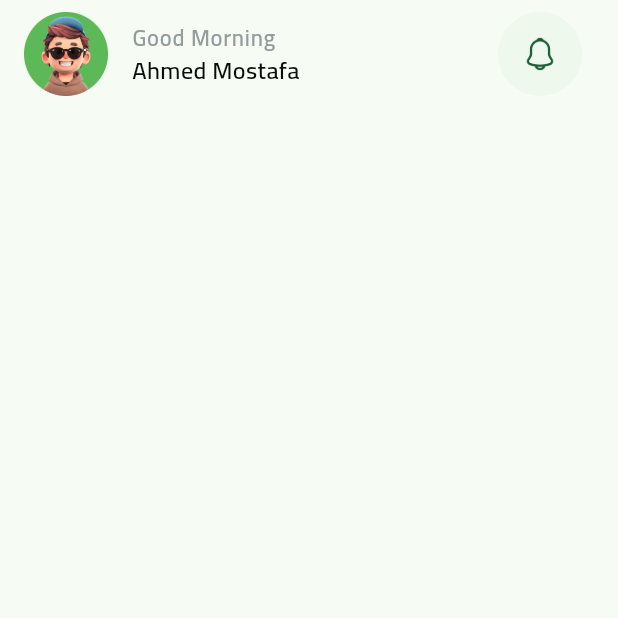
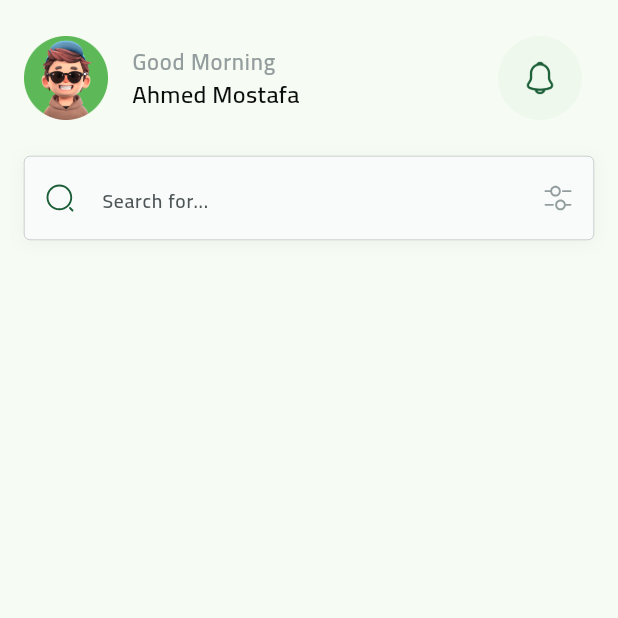
Before and after one commit to Malamrousi/fruits_hub_ecommerce_app, a Flutter app: the HomeView screen opened by its route, on a phone screen of 412 x 824 dp, the top half of it. Run offline on Flutter 3.47's test engine with Material 3 defaults, Android fonts, the phone set to English and light mode, and no system bars; our stand-ins replace cloud_firestore, dartz, dots_indicator, firebase_auth, firebase_core, flutter_bloc and 6 more; missing offline and left inert: flutter_facebook_auth; accounts and stored records are empty.

Commit message:
create search  text form filed

```diff
--- a/lib/core/utils/app_images.dart
+++ b/lib/core/utils/app_images.dart
@@ -17,6 +17,10 @@ class Assets {
   /// Assets for imagesFacebooksvg
   /// assets/images/facebooksvg.svg
   static const String imagesFacebooksvg = "assets/images/facebooksvg.svg";
+
+  /// Assets for imagesFiltter
+  /// assets/images/filtter.svg
+  static const String imagesFiltter = "assets/images/filtter.svg";
 
   /// Assets for imagesFruitBasket1
   /// assets/images/fruit_basket1.svg
@@ -50,6 +54,10 @@ class Assets {
   /// assets/images/plant.svg
   static const String imagesPlant = "assets/images/plant.svg";
 
+  /// Assets for imagesSearch
+  /// assets/images/search.svg
+  static const String imagesSearch = "assets/images/search.svg";
+
   /// Assets for imagesSplashButton
   /// assets/images/splash_button.svg
   static const String imagesSplashButton = "assets/images/splash_button.svg";
--- /dev/null
+++ b/lib/core/widgets/search_text_filed.dart
@@ -0,0 +1,69 @@
+import 'package:flutter/material.dart';
+import 'package:flutter_svg/svg.dart';
+import 'package:fruit_hub/core/utils/app_images.dart';
+
+import '../../generated/l10n.dart';
+import '../utils/app_styles.dart';
+import '../utils/color_manger.dart';
+
+class SearchTextField extends StatelessWidget {
+  const SearchTextField({super.key});
+
+  @override
+  Widget build(BuildContext context) {
+    return Container(
+      decoration: const BoxDecoration(
+        boxShadow: [
+          BoxShadow(
+            color: Color(0x0A000000),
+            spreadRadius: 0,
+            blurRadius:9,
+            offset: Offset(0, 2),
+          ),
+        ],
+      ),
+      child: TextField(
+        keyboardType: TextInputType.text,
+        autofocus: false,
+
+        decoration: InputDecoration(
+            suffixIcon: SizedBox(
+              width: 20,
+              height: 20,
+              child: Center(
+                child: SvgPicture.asset(Assets.imagesFiltter ),
+              ),
+            ),
+            prefixIcon: SizedBox(
+              width: 20,
+              height: 20,
+              child: Center(
+                child: SvgPicture.asset(Assets.imagesSearch , ),
+              ),
+            ),
+            filled: true,
+            fillColor: ColorManger.cloudWhite,
+            enabledBorder: inputBorder(),
+            errorBorder: errorBorder(),
+            focusedErrorBorder: errorBorder(),
+            hintText: S.of(context).search_for,
+            hintStyle: AppStyles.font13stoneGraySemiBold),
+        style: AppStyles.font16GrayScaleBold,
+      ),
+    );
+  }
+
+  OutlineInputBorder inputBorder() {
+    return OutlineInputBorder(
+      borderRadius: BorderRadius.circular(4),
+      borderSide: const BorderSide(color: ColorManger.dustyGray, width: .3),
+    );
+  }
+
+  OutlineInputBorder errorBorder() {
+    return OutlineInputBorder(
+      borderRadius: BorderRadius.circular(4),
+      borderSide: const BorderSide(color: Colors.red, width: .8),
+    );
+  }
+}
--- a/lib/features/home/presentation/view/widgets/home_app_bar.dart
+++ b/lib/features/home/presentation/view/widgets/home_app_bar.dart
@@ -3,7 +3,6 @@ import 'package:fruit_hub/core/utils/app_images.dart';
 import 'package:fruit_hub/core/utils/app_styles.dart';
 import 'package:fruit_hub/generated/l10n.dart';
 
-import '../../../../../core/utils/color_manger.dart';
 
 class HomeAppBar extends StatelessWidget {
   const HomeAppBar({super.key});
--- a/lib/features/home/presentation/view/widgets/home_view_body.dart
+++ b/lib/features/home/presentation/view/widgets/home_view_body.dart
@@ -1,4 +1,7 @@
 import 'package:flutter/widgets.dart';
+import 'package:fruit_hub/constant.dart';
+import 'package:fruit_hub/core/helper/spacing.dart';
+import 'package:fruit_hub/core/widgets/search_text_filed.dart';
 import 'package:fruit_hub/features/home/presentation/view/widgets/home_app_bar.dart';
 
 class HomeViewBody extends StatefulWidget {
@@ -11,12 +14,25 @@ class HomeViewBody extends StatefulWidget {
 class _HomeViewBodyState extends State<HomeViewBody> {
   @override
   Widget build(BuildContext context) {
-    return CustomScrollView(
-      slivers: [
-        SliverToBoxAdapter(
-          child: HomeAppBar(),
-        )
-      ],
+    return Padding(
+      padding: const EdgeInsets.symmetric( vertical:16 ),
+      child: CustomScrollView(
+        slivers: [
+          SliverToBoxAdapter(
+            child: Column(
+              children: [
+                const HomeAppBar(),
+                verticalSpacing(16),
+                const Padding(
+                  padding: EdgeInsets.symmetric(
+                      horizontal: kHorizontalPadding),
+                  child: SearchTextField(),
+                ),
+              ],
+            ),
+          ),
+        ],
+      ),
     );
   }
 }
```
Also changed, not shown: assets/images/filtter.svg (added), assets/images/search.svg (added).
